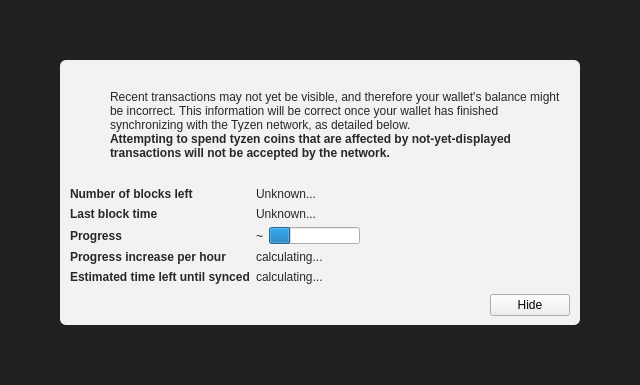
The window that src/qt/forms/modaloverlay.ui (tyzen-tzn/tyzen) describes before a commit, drawn with Qt 5.
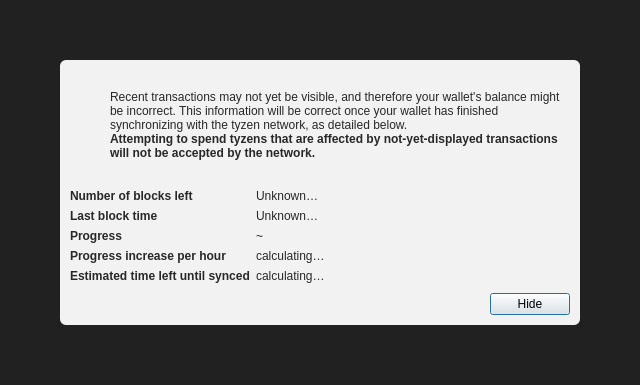
The same window after the commit. Icons and pictures are not drawn. Custom widgets are drawn as their Qt base class.

What changed in the file:
```diff
--- a/src/qt/forms/modaloverlay.ui
+++ b/src/qt/forms/modaloverlay.ui
@@ -1,7 +1,7 @@
 <?xml version="1.0" encoding="UTF-8"?>
 <ui version="4.0">
  <class>ModalOverlay</class>
- <widget class="ModalOverlay" name="ModalOverlay">
+ <widget class="QWidget" name="ModalOverlay">
   <property name="geometry">
    <rect>
     <x>0</x>
@@ -130,7 +130,7 @@
              <item>
               <widget class="QLabel" name="infoText">
                <property name="text">
-                <string>Recent transactions may not yet be visible, and therefore your wallet's balance might be incorrect. This information will be correct once your wallet has finished synchronizing with the Tyzen network, as detailed below.</string>
+                <string>Recent transactions may not yet be visible, and therefore your wallet's balance might be incorrect. This information will be correct once your wallet has finished synchronizing with the tyzen network, as detailed below.</string>
                </property>
                <property name="textFormat">
                 <enum>Qt::RichText</enum>
@@ -149,7 +149,7 @@
                 </font>
                </property>
                <property name="text">
-                <string>Attempting to spend tyzen coins that are affected by not-yet-displayed transactions will not be accepted by the network.</string>
+                <string>Attempting to spend tyzens that are affected by not-yet-displayed transactions will not be accepted by the network.</string>
                </property>
                <property name="textFormat">
                 <enum>Qt::RichText</enum>
@@ -219,7 +219,7 @@
            <item row="0" column="1">
             <widget class="QLabel" name="numberOfBlocksLeft">
              <property name="text">
-              <string>Unknown...</string>
+              <string>Unknown…</string>
              </property>
             </widget>
            </item>
@@ -245,7 +245,7 @@
               </sizepolicy>
              </property>
              <property name="text">
-              <string>Unknown...</string>
+              <string>Unknown…</string>
              </property>
             </widget>
            </item>
@@ -271,16 +271,6 @@
                </property>
               </widget>
              </item>
-             <item>
-              <widget class="QProgressBar" name="progressBar">
-               <property name="value">
-                <number>24</number>
-               </property>
-               <property name="format">
-                <string/>
-               </property>
-              </widget>
-             </item>
             </layout>
            </item>
            <item row="4" column="0">
@@ -299,7 +289,7 @@
            <item row="4" column="1">
             <widget class="QLabel" name="progressIncreasePerH">
              <property name="text">
-              <string>calculating...</string>
+              <string>calculating…</string>
              </property>
             </widget>
            </item>
@@ -319,7 +309,7 @@
            <item row="5" column="1">
             <widget class="QLabel" name="expectedTimeLeft">
              <property name="text">
-              <string>calculating...</string>
+              <string>calculating…</string>
              </property>
             </widget>
            </item>
@@ -351,6 +341,15 @@
              <property name="text">
               <string>Hide</string>
              </property>
+             <property name="shortcut">
+              <string>Esc</string>
+             </property>
+             <property name="focusPolicy">
+              <enum>Qt::StrongFocus</enum>
+             </property>
+             <property name="default">
+              <bool>true</bool>
+             </property>
             </widget>
            </item>
           </layout>
@@ -363,14 +362,6 @@
    </item>
   </layout>
  </widget>
- <customwidgets>
-  <customwidget>
-   <class>ModalOverlay</class>
-   <extends>QWidget</extends>
-   <header>modaloverlay.h</header>
-   <container>1</container>
-  </customwidget>
- </customwidgets>
  <resources/>
  <connections/>
 </ui>
```
